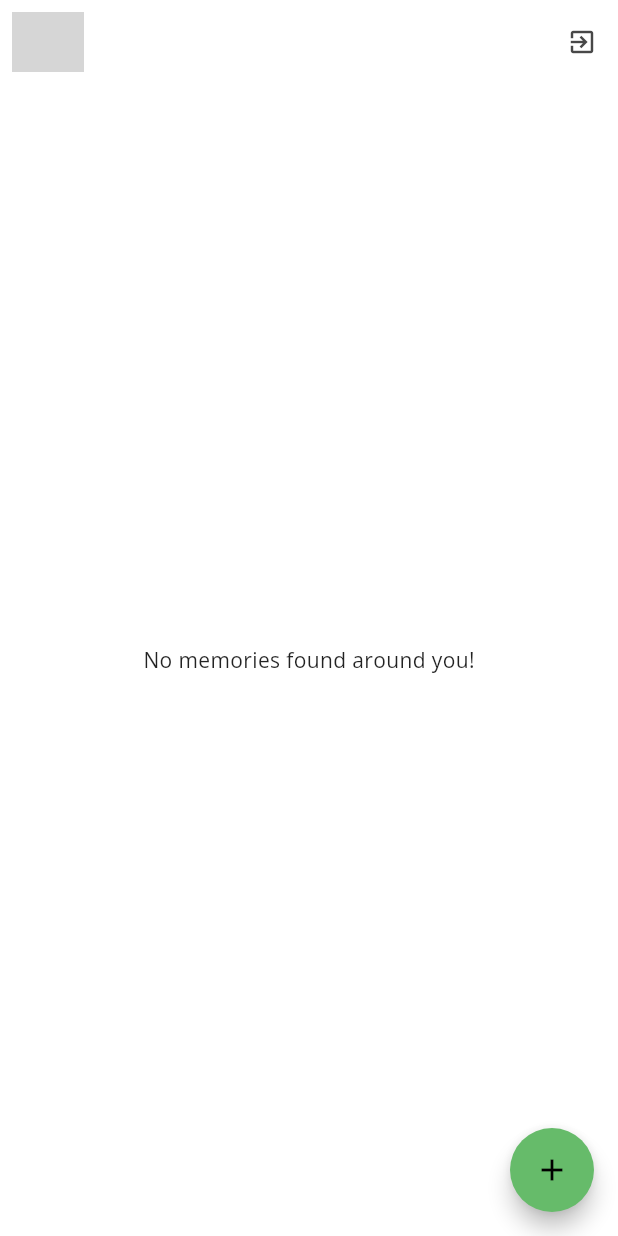
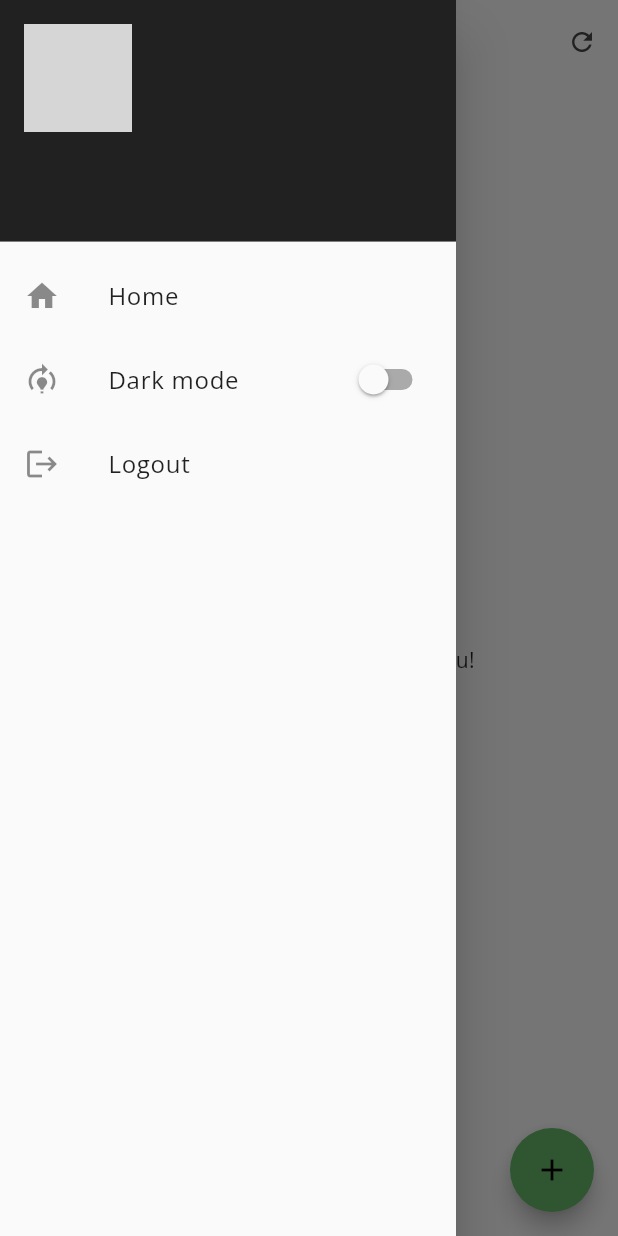
Before and after one commit to aliakbark/memories_app, a Flutter app: the screen it shows once a user with an empty profile is signed in, with the side drawer open (before the commit the screen has no drawer), on a phone screen of 412 x 824 dp. Run offline on Flutter 3.47's test engine with Material 2 defaults, Android fonts, the phone set to English and light mode, and no system bars; our stand-ins replace bloc, cookie_jar, device_info, dio, dio_cookie_manager, equatable and 13 more; missing offline and left inert: very_good_analysis; accounts and stored records are empty; network calls fail; grey boxes are pictures that could not be loaded.

Commit message:
firebase auth and theme change

```diff
--- a/lib/main.dart
+++ b/lib/main.dart
@@ -16,9 +16,9 @@ Future<void> main() async {
 
   await ObjectFactory().firebaseManager.init();
 
-  SystemChrome.setSystemUIOverlayStyle(
-    const SystemUiOverlayStyle(statusBarBrightness: Brightness.dark),
-  );
+  // SystemChrome.setSystemUIOverlayStyle(
+  //   const SystemUiOverlayStyle(statusBarBrightness: Brightness.dark),
+  // );
 
   //* Forcing only portrait orientation
   unawaited(SystemChrome.setPreferredOrientations(
--- a/lib/src/app.dart
+++ b/lib/src/app.dart
@@ -1,7 +1,8 @@
 import 'package:flutter/material.dart';
 import 'package:flutter_bloc/flutter_bloc.dart';
 import 'package:memories_app/src/blocs/app/app_bloc.dart';
-import 'package:memories_app/src/cubits/memories_cubit.dart';
+import 'package:memories_app/src/blocs/auth/auth_bloc.dart';
+import 'package:memories_app/src/cubits/memories/memories_cubit.dart';
 import 'package:memories_app/src/managers/object_factory.dart';
 import 'package:memories_app/src/resources/repositories/memories_repository.dart';
 import 'package:memories_app/src/ui/screens/auth/login_screen.dart';
@@ -20,11 +21,11 @@ class App extends StatelessWidget {
   })   : _authenticationRepository = authenticationRepository,
         super(key: key);
 
-  final AuthenticationRepository _authenticationRepository;
-
   final _navigatorKey = GlobalKey<NavigatorState>();
 
   NavigatorState get _navigator => _navigatorKey.currentState!;
+
+  final AuthenticationRepository _authenticationRepository;
 
   @override
   Widget build(BuildContext context) {
@@ -38,43 +39,17 @@ class App extends StatelessWidget {
       ],
       child: MultiBlocProvider(
         providers: [
-          BlocProvider<AppBloc>(
+          BlocProvider<AppBloc>(create: (BuildContext context) => AppBloc()),
+          BlocProvider<AuthBloc>(
             create: (BuildContext context) =>
-                AppBloc(authenticationRepository: _authenticationRepository),
+                AuthBloc(authenticationRepository: _authenticationRepository),
           ),
-          // BlocProvider<BlocB>(
-          //   create: (BuildContext context) => BlocB(),
-          // ),
         ],
-        child: BlocConsumer<AppBloc, AppState>(
-          listener: (context, state) {
-            switch (state.status) {
-              case AppStatus.authenticated:
-                _navigator.pushAndRemoveUntil<void>(
-                  MemoriesAroundScreen.route(),
-                  (route) => false,
-                );
-                break;
-              case AppStatus.unauthenticated:
-                _navigator.pushAndRemoveUntil<void>(
-                  LoginScreen.route(),
-                  (route) => false,
-                );
-                break;
-              default:
-                _navigator.pushAndRemoveUntil<void>(
-                  LoginScreen.route(),
-                  (route) => false,
-                );
-                break;
-            }
+        child: BlocBuilder<AppBloc, AppState>(
+          buildWhen: (previous, current) {
+            return previous.themeMode != current.themeMode;
           },
-          listenWhen: (previous, current) {
-            // return true/false to determine whether or not
-            // to invoke listener with state
-            return previous.status != current.status;
-          },
-          builder: (BuildContext context, AppState state) {
+          builder: (BuildContext context, AppState appState) {
             return MaterialApp(
               navigatorKey: _navigatorKey,
               navigatorObservers: <NavigatorObserver>[
@@ -83,48 +58,41 @@ class App extends StatelessWidget {
               debugShowCheckedModeBanner: false,
               theme: MyAppTheme.lightTheme,
               darkTheme: MyAppTheme.darkTheme,
-              // themeMode: appState.isDarkModeOn ? ThemeMode.dark : ThemeMode.light,
-              themeMode: ThemeMode.light,
-              // onGenerateRoute: (_) => SplashScreen.route(),
-              onGenerateRoute: (_) => _navigate(state.status),
+              themeMode: appState.themeMode,
+              builder: (context, child) {
+                return MultiBlocListener(
+                  listeners: [
+                    BlocListener<AuthBloc, AuthState>(
+                      listenWhen: (previous, current) =>
+                          previous.status != current.status,
+                      listener: (context, state) {
+                        switch (state.status) {
+                          case AuthStatus.authenticated:
+                            _navigator.pushAndRemoveUntil<void>(
+                              MemoriesAroundScreen.route(),
+                              (route) => false,
+                            );
+                            break;
+                          case AuthStatus.unauthenticated:
+                            _navigator.pushAndRemoveUntil<void>(
+                              LoginScreen.route(),
+                              (route) => false,
+                            );
+                            break;
+                          default:
+                            break;
+                        }
+                      },
+                    ),
+                  ],
+                  child: child!,
+                );
+              },
+              onGenerateRoute: (_) => SplashScreen.route(),
             );
           },
         ),
       ),
     );
-    // return ChangeNotifierProvider(
-    //   create: (_) => appState,
-    //   child: Consumer<AppState>(
-    //     builder: (context, appState, child) {
-    //       return MaterialApp(
-    //         navigatorKey: navigatorKey,
-    //         debugShowCheckedModeBanner: false,
-    //         theme: MyAppTheme.lightTheme,
-    //         darkTheme: MyAppTheme.darkTheme,
-    //         themeMode: appState.isDarkModeOn ? ThemeMode.dark : ThemeMode.light,
-    //         navigatorObservers: <NavigatorObserver>[
-    //           ObjectFactory().firebaseManager.firebaseAnalyticsObserver
-    //         ],
-    //         home: BlocProvider(
-    //           create: (context) => MemoriesCubit(FakeMemoryRepository()),
-    //           child: LoginScreen(),
-    //         ),
-    //       );
-    //     },
-    //   ),
-    // );
-  }
-
-  _navigate(AppStatus status) {
-    switch (status) {
-      case AppStatus.authenticated:
-        return MemoriesAroundScreen.route();
-
-      case AppStatus.unauthenticated:
-        return LoginScreen.route();
-
-      default:
-        return LoginScreen.route();
-    }
   }
 }
--- a/lib/src/blocs/app/app_bloc.dart
+++ b/lib/src/blocs/app/app_bloc.dart
@@ -1,9 +1,9 @@
 import 'dart:async';
 
-import 'package:authentication/authentication.dart';
 import 'package:bloc/bloc.dart';
 import 'package:equatable/equatable.dart';
 import 'package:flutter/foundation.dart';
+import 'package:flutter/material.dart';
 import 'package:very_good_analysis/very_good_analysis.dart';
 
 part 'app_event.dart';
@@ -11,39 +11,23 @@ part 'app_event.dart';
 part 'app_state.dart';
 
 class AppBloc extends Bloc<AppEvent, AppState> {
-  AppBloc({required AuthenticationRepository authenticationRepository})
-      : _authenticationRepository = authenticationRepository,
-        super(
-          authenticationRepository.currentUser.isNotAnonymous
-              ? AppState.authenticated(authenticationRepository.currentUser)
-              : const AppState.unauthenticated(),
-        ) {
-    _userSubscription = _authenticationRepository.user.listen(_onUserChanged);
-  }
-
-  final AuthenticationRepository _authenticationRepository;
-  late final StreamSubscription<User> _userSubscription;
-
-  void _onUserChanged(User user) => add(AppUserChanged(user));
+  AppBloc() : super(const AppState.theme(themeMode: ThemeMode.light));
 
   @override
   Stream<AppState> mapEventToState(AppEvent event) async* {
-    if (event is AppUserChanged) {
-      yield _mapUserChangedToState(event, state);
-    } else if (event is AppLogoutRequested) {
-      unawaited(_authenticationRepository.logOut());
+    if (event is AppThemeChanged) {
+      yield _mapThemeChangedToState(event, state);
     }
   }
 
-  AppState _mapUserChangedToState(AppUserChanged event, AppState state) {
-    return event.user.isNotAnonymous
-        ? AppState.authenticated(event.user)
-        : const AppState.unauthenticated();
+  AppState _mapThemeChangedToState(AppThemeChanged event, AppState state) {
+    return event.isDarkMode
+        ? const AppState.theme(themeMode: ThemeMode.dark)
+        : const AppState.theme(themeMode: ThemeMode.light);
   }
 
   @override
   Future<void> close() {
-    _userSubscription.cancel();
     return super.close();
   }
 }
--- a/lib/src/blocs/app/app_event.dart
+++ b/lib/src/blocs/app/app_event.dart
@@ -7,14 +7,11 @@ abstract class AppEvent extends Equatable {
   List<Object> get props => [];
 }
 
-class AppLogoutRequested extends AppEvent {}
+class AppThemeChanged extends AppEvent {
+  const AppThemeChanged(this.isDarkMode);
 
-class AppUserChanged extends AppEvent {
-  @visibleForTesting
-  const AppUserChanged(this.user);
-
-  final User user;
+  final bool isDarkMode;
 
   @override
-  List<Object> get props => [user];
+  List<Object> get props => [isDarkMode];
 }
--- a/lib/src/blocs/app/app_state.dart
+++ b/lib/src/blocs/app/app_state.dart
@@ -1,25 +1,15 @@
-
 part of 'app_bloc.dart';
-
-enum AppStatus {
-  authenticated,
-  unauthenticated,
-}
 
 class AppState extends Equatable {
   const AppState._({
-    required this.status,
-    this.user = User.anonymous,
+    this.themeMode = ThemeMode.light,
   });
 
-  const AppState.authenticated(User user)
-      : this._(status: AppStatus.authenticated, user: user);
+  const AppState.theme({required ThemeMode themeMode})
+      : this._(themeMode: themeMode);
 
-  const AppState.unauthenticated() : this._(status: AppStatus.unauthenticated);
-
-  final AppStatus status;
-  final User user;
+  final ThemeMode themeMode;
 
   @override
-  List<Object> get props => [status, user];
+  List<Object> get props => [themeMode];
 }
--- /dev/null
+++ b/lib/src/blocs/auth/auth_bloc.dart
@@ -0,0 +1,49 @@
+import 'dart:async';
+
+import 'package:authentication/authentication.dart';
+import 'package:bloc/bloc.dart';
+import 'package:equatable/equatable.dart';
+import 'package:flutter/foundation.dart';
+import 'package:flutter/material.dart';
+import 'package:very_good_analysis/very_good_analysis.dart';
+
+part 'auth_event.dart';
+
+part 'auth_state.dart';
+
+class AuthBloc extends Bloc<AuthEvent, AuthState> {
+  AuthBloc({required AuthenticationRepository authenticationRepository})
+      : _authenticationRepository = authenticationRepository,
+        super(
+          const AuthState.unknown(),
+        ) {
+    _userSubscription = _authenticationRepository.user.listen(_onUserChanged);
+  }
+
+  final AuthenticationRepository _authenticationRepository;
+  late final StreamSubscription<User> _userSubscription;
+
+  void _onUserChanged(User user) async => Future.delayed(
+      const Duration(seconds: 3), () => add(AuthUserChanged(user)));
+
+  @override
+  Stream<AuthState> mapEventToState(AuthEvent event) async* {
+    if (event is AuthUserChanged) {
+      yield _mapUserChangedToState(event, state);
+    } else if (event is AuthLogoutRequested) {
+      unawaited(_authenticationRepository.logOut());
+    }
+  }
+
+  AuthState _mapUserChangedToState(AuthUserChanged event, AuthState state) {
+    return event.user.isNotAnonymous
+        ? AuthState.authenticated(event.user)
+        : const AuthState.unauthenticated();
+  }
+
+  @override
+  Future<void> close() {
+    _userSubscription.cancel();
+    return super.close();
+  }
+}
--- /dev/null
+++ b/lib/src/blocs/auth/auth_event.dart
@@ -0,0 +1,20 @@
+part of 'auth_bloc.dart';
+
+abstract class AuthEvent extends Equatable {
+  const AuthEvent();
+
+  @override
+  List<Object> get props => [];
+}
+
+class AuthLogoutRequested extends AuthEvent {}
+
+class AuthUserChanged extends AuthEvent {
+  @visibleForTesting
+  const AuthUserChanged(this.user);
+
+  final User user;
+
+  @override
+  List<Object> get props => [user];
+}
--- /dev/null
+++ b/lib/src/blocs/auth/auth_state.dart
@@ -0,0 +1,24 @@
+part of 'auth_bloc.dart';
+
+enum AuthStatus { authenticated, unauthenticated, unknown }
+
+class AuthState extends Equatable {
+  const AuthState._({
+    required this.status,
+    this.user = User.anonymous,
+  });
+
+  const AuthState.authenticated(User user)
+      : this._(status: AuthStatus.authenticated, user: user);
+
+  const AuthState.unauthenticated()
+      : this._(status: AuthStatus.unauthenticated);
+
+  const AuthState.unknown() : this._(status: AuthStatus.unknown);
+
+  final AuthStatus status;
+  final User user;
+
+  @override
+  List<Object> get props => [status, user];
+}
--- a/lib/src/ui/screens/auth/login_screen.dart
+++ b/lib/src/ui/screens/auth/login_screen.dart
@@ -1,6 +1,5 @@
 import 'package:flutter/material.dart';
 import 'package:flutter_bloc/flutter_bloc.dart';
-import 'package:google_sign_in/google_sign_in.dart';
 import 'package:memories_app/src/cubits/login/login_cubit.dart';
 import 'package:authentication/authentication.dart';
 import 'package:formz/formz.dart';
@@ -36,14 +35,20 @@ class _LoginScreenState extends State<LoginScreen> {
       builder: (BuildContext context, LoginState state) {
         return Scaffold(
           body: Container(
-            child: Center(
-              child: Column(
-                mainAxisSize: MainAxisSize.min,
-                mainAxisAlignment: MainAxisAlignment.center,
-                children: [
-                  _GoogleLoginButton(),
-                ],
-              ),
+            child: Column(
+              mainAxisSize: MainAxisSize.max,
+              mainAxisAlignment: MainAxisAlignment.center,
+              children: [
+                const Align(
+                    alignment: Alignment.center,
+                    child: FlutterLogo(
+                      size: 128.0,
+                    )),
+                const SizedBox(
+                  height: 48.0,
+                ),
+                _GoogleLoginButton(),
+              ],
             ),
           ),
         );
--- a/lib/src/ui/screens/memories/memories_around_screen.dart
+++ b/lib/src/ui/screens/memories/memories_around_screen.dart
@@ -5,7 +5,8 @@ import 'package:flutter_bloc/flutter_bloc.dart';
 import 'package:geolocator/geolocator.dart';
 import 'package:geocoding/geocoding.dart';
 import 'package:memories_app/src/blocs/app/app_bloc.dart';
-import 'package:memories_app/src/cubits/memories_cubit.dart';
+import 'package:memories_app/src/blocs/auth/auth_bloc.dart';
+import 'package:memories_app/src/cubits/memories/memories_cubit.dart';
 import 'package:memories_app/src/managers/memories.dart';
 import 'package:memories_app/src/managers/object_factory.dart';
 import 'package:memories_app/src/models/memory.dart';
@@ -64,32 +65,62 @@ class _MemoriesAroundScreenState extends State<MemoriesAroundScreen> {
 
   @override
   Widget build(BuildContext context) {
-    final user = context.select((AppBloc bloc) => bloc.state.user);
-    print(user.toString());
+    final user = context.select((AuthBloc bloc) => bloc.state.user);
     return Scaffold(
       appBar: AppBar(
-        leading: Padding(
-          padding: const EdgeInsets.only(left: 8.0, top: 8.0, bottom: 8.0),
-          child: CircleAvatar(
+        actions: [
+          IconButton(
+              icon: Icon(Icons.refresh),
+              onPressed: () {
+                _determinePosition();
+              }),
+        ],
+      ),
+      drawer: Drawer(
+        child: ListView(
+          padding: EdgeInsets.zero,
+          children: <Widget>[
+            UserAccountsDrawerHeader(
+                currentAccountPicture: CircleAvatar(
                   backgroundImage: NetworkImage(
                     user.photo ?? '',
                   ),
                   backgroundColor: Colors.transparent,
                 ),
+                accountName: Text('${user.name}'),
+                accountEmail: Text('${user.email}')),
+            ListTile(
+              leading: Icon(
+                Icons.home,
               ),
-        title: Text('${user.name}'),
-        actions: [
-          // IconButton(
-          //     icon: Icon(Icons.refresh),
-          //     onPressed: () {
-          //       _determinePosition();
-          //     }),
-          IconButton(
-            key: const Key('homePage_logout_iconButton'),
-            icon: const Icon(Icons.exit_to_app),
-            onPressed: () => context.read<AppBloc>().add(AppLogoutRequested()),
+              title: Text('Home'),
+              onTap: () {
+                Navigator.pop(context);
+              },
+            ),
+            ListTile(
+              leading: Icon(
+                Icons.model_training,
+              ),
+              title: Text('Dark mode'),
+              trailing: Switch(
+                  key: const Key('change_theme'),
+                  value: context.select((AppBloc appBloc) =>
+                      appBloc.state.themeMode == ThemeMode.dark),
+                  onChanged: (value) {
+                    context.read<AppBloc>().add(AppThemeChanged(value));
+                  }),
+              onTap: () {},
+            ),
+            ListTile(
+              leading: Icon(
+                Icons.logout,
+              ),
+              title: Text('Logout'),
+              onTap: () => context.read<AuthBloc>().add(AuthLogoutRequested()),
             ),
           ],
+        ),
       ),
       body: Container(
         alignment: Alignment.center,
```
Also changed, not shown: lib/src/cubits/memories/memories_cubit.dart (renamed from lib/src/cubits/memories_cubit.dart), lib/src/cubits/memories/memories_state.dart (renamed from lib/src/cubits/memories_state.dart). Lines whose indentation alone changed are shown as unchanged.
